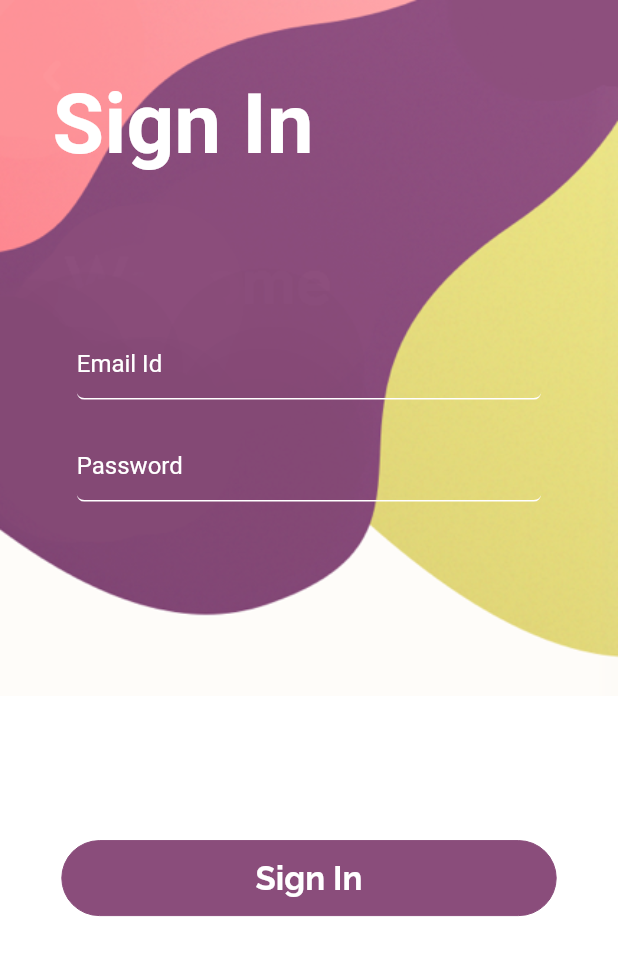
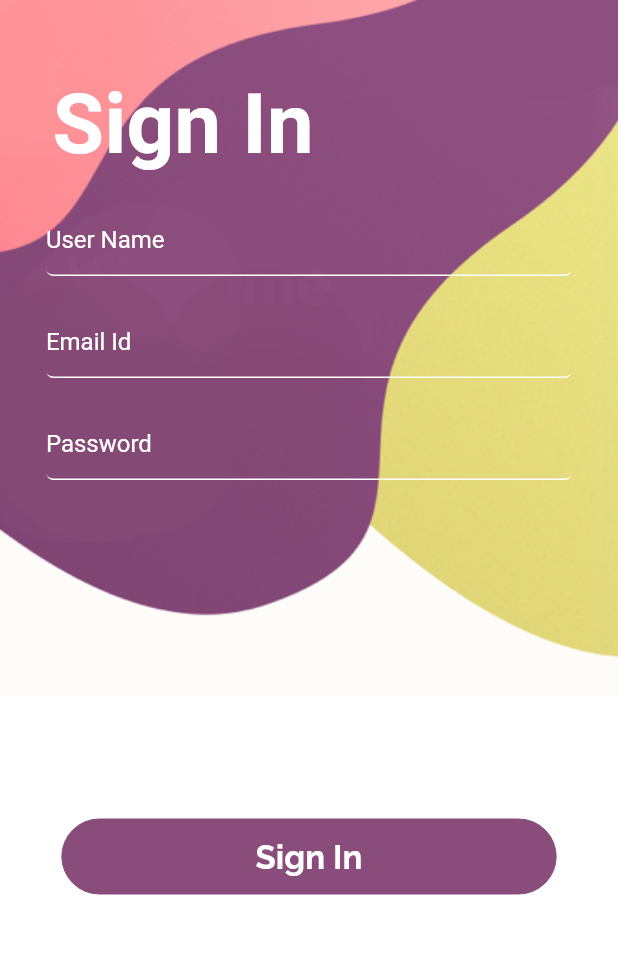
Before and after one commit to rahulrmsh/login-ui, a Flutter app: the Signin screen opened by its route, on a phone screen of 412 x 824 dp. Shown: the top 956 px of the screen. Run offline on Flutter 3.47's test engine with Material 2 defaults, Android fonts, the phone set to English and light mode, and no system bars; our stand-ins replace cloud_firestore, firebase_auth, firebase_core, google_fonts; accounts and stored records are empty.

Commit message:
app update

```diff
--- a/lib/screens/signin.dart
+++ b/lib/screens/signin.dart
@@ -18,6 +18,7 @@ class Signin extends StatefulWidget {
 class _SigninState extends State<Signin> with TickerProviderStateMixin {
   String userMail = '';
   String userPassword = '';
+  String userName = '';
   GlobalKey<ScaffoldState> _scaffoldKeyUser = GlobalKey();
   @override
   void initState() {
@@ -35,7 +36,7 @@ class _SigninState extends State<Signin> with TickerProviderStateMixin {
     return SafeArea(
       child: WillPopScope(
         onWillPop: () {
-          Navigator.popAndPushNamed(context, 'login');
+          Navigator.popAndPushNamed(context, 'welcome');
           return Future.value(false);
         },
         child: Scaffold(
@@ -74,14 +75,44 @@ class _SigninState extends State<Signin> with TickerProviderStateMixin {
                     ),
                   ),
                   Padding(
-                    padding: EdgeInsets.symmetric(
-                        horizontal: width * 0.1, vertical: height * 0.1),
+                    padding: EdgeInsets.only(
+                      left: width * 0.05,
+                      right: width * 0.05,
+                      bottom: height * 0.1,
+                    ),
                     child: Column(
                       children: <Widget>[
                         Padding(
                           padding: const EdgeInsets.all(10.0),
                           child: Column(
                             children: <Widget>[
+                              Padding(
+                                padding:
+                                    const EdgeInsets.symmetric(vertical: 10),
+                                child: TextField(
+                                  style: TextStyle(color: mainBgColor),
+                                  keyboardType: TextInputType.emailAddress,
+                                  onChanged: (value) {
+                                    setState(() {
+                                      userName = value;
+                                    });
+                                  },
+                                  onSubmitted: (value) {
+                                    setState(() {
+                                      userName = value;
+                                    });
+                                  },
+                                  decoration: InputDecoration(
+                                      hintText: "User Name",
+                                      hintStyle: TextStyle(color: mainBgColor),
+                                      enabledBorder: UnderlineInputBorder(
+                                        borderSide:
+                                            BorderSide(color: mainBgColor),
+                                        borderRadius: BorderRadius.circular(5),
+                                      ),
+                                      border: InputBorder.none),
+                                ),
+                              ),
                               Padding(
                                 padding:
                                     const EdgeInsets.symmetric(vertical: 10),
@@ -161,7 +192,9 @@ class _SigninState extends State<Signin> with TickerProviderStateMixin {
                             if (result.isNotEmpty &&
                                 result[0].rawAddress.isNotEmpty) {
                               try {
-                                if (userMail == '' || userPassword == '') {
+                                if (userMail == '' ||
+                                    userPassword == '' ||
+                                    userName == '') {
                                   _scaffoldKeyUser.currentState.showSnackBar(
                                     SnackBar(
                                       backgroundColor: errorCardColor,
@@ -185,8 +218,9 @@ class _SigninState extends State<Signin> with TickerProviderStateMixin {
                                       await _firestore
                                           .collection('users')
                                           .doc(userMail)
-                                          .set({'name': ''});
-                                      Navigator.of(context).popAndPushNamed('');
+                                          .set({'name': userName});
+                                      Navigator.of(context)
+                                          .popAndPushNamed('home');
                                     } else {
                                       _scaffoldKeyUser.currentState
                                           .showSnackBar(SnackBar(
--- a/lib/utilities/constants.dart
+++ b/lib/utilities/constants.dart
@@ -15,4 +15,5 @@ final Color blueColor = Color(0xFF006BFF);
 final Color userColor = Color(0xFF58c0e7);
 final Color adminColor = Color(0xFF8A4D7B);
 final Color meTextColor = Color(0xFF8A4D7B);
-final Color homeBgColor = Color(0xFFF8F9FA);
+final Color homeBgColor = Color(0xFFF3F0E7);
+final Color homeTextColor = Color(0xFF332211);
```
Also changed, not shown: lib/screens/home.dart (+31 -1 lines), lib/screens/login.dart (+3 -36 lines), images/house3.webp (added).
